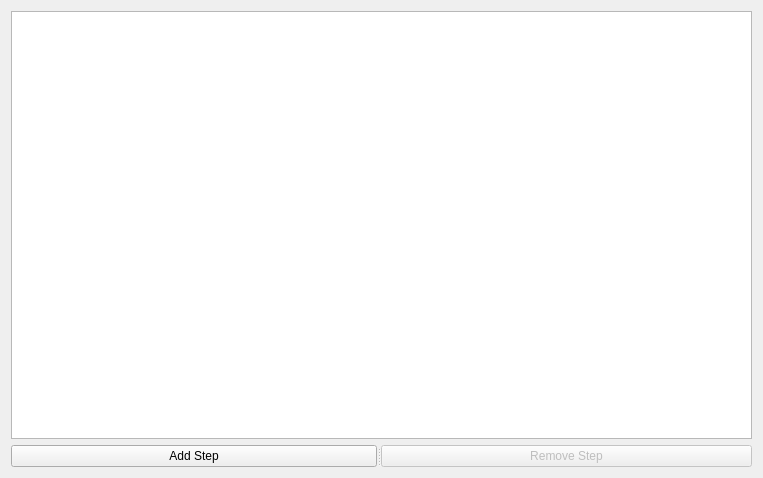
Qt form GUI/Design/TabMash.UI (jwjulien/alphabrew) before a commit.
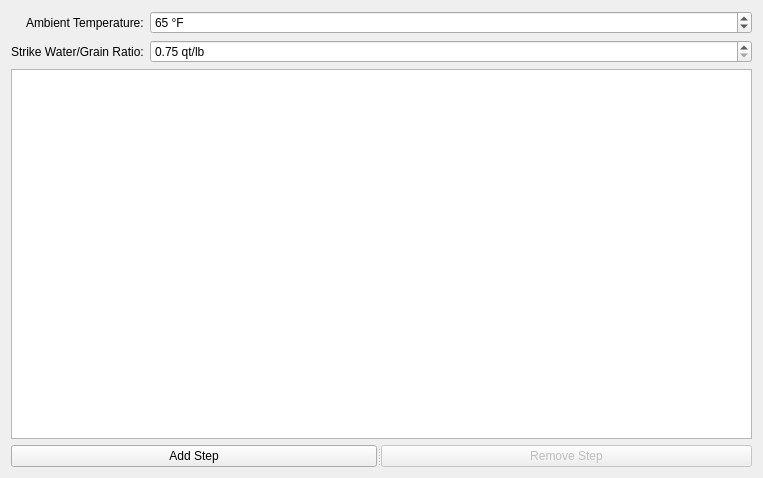
The same form after that commit.

Commit message: many updates to the mash to bring in temperature and volume calculations

Diff of the .ui file:
```diff
--- a/GUI/Design/TabMash.UI
+++ b/GUI/Design/TabMash.UI
@@ -14,6 +14,62 @@
    <string>Form</string>
   </property>
   <layout class="QVBoxLayout" name="verticalLayout">
+   <item>
+    <layout class="QFormLayout" name="formLayout">
+     <property name="labelAlignment">
+      <set>Qt::AlignRight|Qt::AlignTrailing|Qt::AlignVCenter</set>
+     </property>
+     <item row="0" column="0">
+      <widget class="QLabel" name="lbl_ambient">
+       <property name="text">
+        <string>Ambient Temperature:</string>
+       </property>
+      </widget>
+     </item>
+     <item row="0" column="1">
+      <widget class="QSpinBox" name="ambient">
+       <property name="toolTip">
+        <string>Starting temperature of the grains and mash tun.</string>
+       </property>
+       <property name="suffix">
+        <string> °F</string>
+       </property>
+       <property name="minimum">
+        <number>0</number>
+       </property>
+       <property name="maximum">
+        <number>120</number>
+       </property>
+       <property name="value">
+        <number>65</number>
+       </property>
+      </widget>
+     </item>
+     <item row="1" column="0">
+      <widget class="QLabel" name="lbl_ratio">
+       <property name="text">
+        <string>Strike Water/Grain Ratio:</string>
+       </property>
+      </widget>
+     </item>
+     <item row="1" column="1">
+      <widget class="QDoubleSpinBox" name="ratio">
+       <property name="suffix">
+        <string> qt/lb</string>
+       </property>
+       <property name="minimum">
+        <double>0.750000000000000</double>
+       </property>
+       <property name="maximum">
+        <double>2.500000000000000</double>
+       </property>
+       <property name="singleStep">
+        <double>0.250000000000000</double>
+       </property>
+      </widget>
+     </item>
+    </layout>
+   </item>
    <item>
     <widget class="QTableView" name="steps">
      <property name="sizePolicy">
```
The commit also changes 18 other files.
